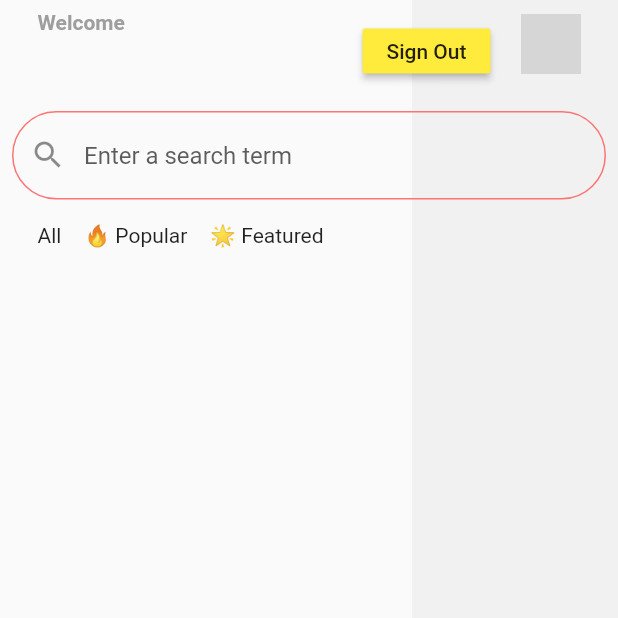
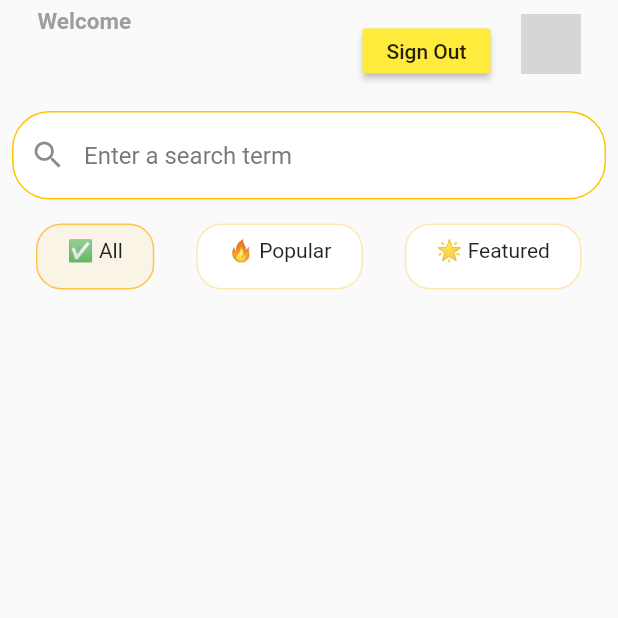
Before and after one commit to VishalSh-Dev/job_finder_app, a Flutter app: the screen it shows once a user with an empty profile is signed in, on a phone screen of 412 x 824 dp, the top half of it. Run offline on Flutter 3.47's test engine with Material 2 defaults, Android fonts, the phone set to English and light mode, and no system bars; our stand-ins replace cloud_firestore, firebase_auth, firebase_core; missing offline and left inert: dart:ffi; accounts and stored records are empty; network calls fail; grey boxes are pictures that could not be loaded.

Commit message:
tag list

```diff
--- a/lib/main.dart
+++ b/lib/main.dart
@@ -25,7 +25,7 @@ class MyApp extends StatelessWidget {
         debugShowCheckedModeBanner: false,
         title: 'Job Finder App',
         theme: ThemeData(
-          primaryColor: Color.fromARGB(241, 255, 107, 107),
+          primaryColor: Color.fromARGB(240, 253, 194, 66),
           accentColor: Color.fromARGB(240, 47, 36, 44),
         ),
         home: SplashScreen());
--- a/lib/screens/home/home.dart
+++ b/lib/screens/home/home.dart
@@ -10,6 +10,7 @@ class HomePage extends StatelessWidget {
   @override
   Widget build(BuildContext context) {
     return Scaffold(
+      backgroundColor: Colors.grey[90],
       body: Stack(children: [
         Row(
           children: [
@@ -19,9 +20,7 @@ class HomePage extends StatelessWidget {
             ),
             Expanded(
               flex: 1,
-              child: Container(
-                color: Colors.grey.withOpacity(0.1),
-              ),
+              child: Container(),
             )
           ],
         ),
--- a/lib/screens/home/home_app_bar.dart
+++ b/lib/screens/home/home_app_bar.dart
@@ -19,13 +19,15 @@ class HomeAppBar extends StatelessWidget {
             children: [
               Text(
                 'Welcome',
-                style:
-                    TextStyle(color: Colors.grey, fontWeight: FontWeight.bold),
+                style: TextStyle(
+                    color: Colors.grey,
+                    fontWeight: FontWeight.bold,
+                    fontSize: 15),
               ),
               SizedBox(height: 10),
               Text(
-                user.email!,
-                style: TextStyle(fontWeight: FontWeight.bold, fontSize: 15),
+                "${user.email}",
+                style: TextStyle(fontWeight: FontWeight.bold, fontSize: 16),
               ),
             ],
           ),
--- a/lib/screens/home/search_card.dart
+++ b/lib/screens/home/search_card.dart
@@ -12,23 +12,25 @@ class SearchCard extends StatelessWidget {
           padding: EdgeInsets.symmetric(horizontal: 8, vertical: 16),
           child: TextField(
             decoration: InputDecoration(
-              prefixIcon: const Icon(Icons.search_sharp),
+              filled: true,
+              fillColor: Colors.white,
+              prefixIcon: const Icon(Icons.search),
               enabledBorder: OutlineInputBorder(
-                borderRadius: BorderRadius.circular(30),
+                borderRadius: BorderRadius.circular(25),
                 borderSide: BorderSide(
-                  color: Color.fromARGB(241, 255, 107, 107),
+                  color: Color.fromARGB(255, 255, 196, 0),
                   width: 1.0,
                 ),
               ),
               focusedBorder: OutlineInputBorder(
                 borderRadius: BorderRadius.circular(30),
                 borderSide: BorderSide(
-                  color: Colors.purple,
-                  width: 2.0,
+                  color: Colors.red,
+                  width: 1.0,
                 ),
               ),
               hintText: 'Enter a search term',
-              hintStyle: TextStyle(color: Color.fromARGB(212, 61, 60, 60)),
+              hintStyle: TextStyle(color: Color.fromARGB(211, 92, 92, 92)),
             ),
           ),
         ),
--- a/lib/screens/home/tagList.dart
+++ b/lib/screens/home/tagList.dart
@@ -8,13 +8,13 @@ class TagList extends StatefulWidget {
 }
 
 class TagListState extends State<TagList> {
-  final tagsList = <String>['All', '🔥 Popular', '🌟 Featured'];
+  final tagsList = <String>['✅ All', '🔥 Popular', '🌟 Featured'];
   var selected = 0;
   @override
   Widget build(BuildContext context) {
     return Container(
-      padding: EdgeInsets.symmetric(horizontal: 25),
-      height: 40,
+      padding: EdgeInsets.symmetric(horizontal: 24),
+      height: 44,
       child: ListView.separated(
           scrollDirection: Axis.horizontal,
           itemBuilder: (context, index) => GestureDetector(
@@ -24,12 +24,28 @@ class TagListState extends State<TagList> {
                 });
               },
               child: Container(
+                padding: EdgeInsets.symmetric(
+                  vertical: 9,
+                  horizontal: 20,
+                ),
+                decoration: BoxDecoration(
+                    color: selected == index
+                        ? Theme.of(context).primaryColor.withOpacity(0.1)
+                        : Colors.white,
+                    borderRadius: BorderRadius.circular(17),
+                    border: Border.all(
+                      color: selected == index
+                          ? Theme.of(context).primaryColor
+                          : Theme.of(context).primaryColor.withOpacity(0.4),
+                    )),
                 child: Text(tagsList[index]),
               )),
           separatorBuilder: (_, index) => SizedBox(
-                width: 15,
+                width: 28,
               ),
           itemCount: tagsList.length),
+      //itemCount: null,
+      //separatorBuilder: (BuildContext context, int index) {},
     );
   }
 }
```
